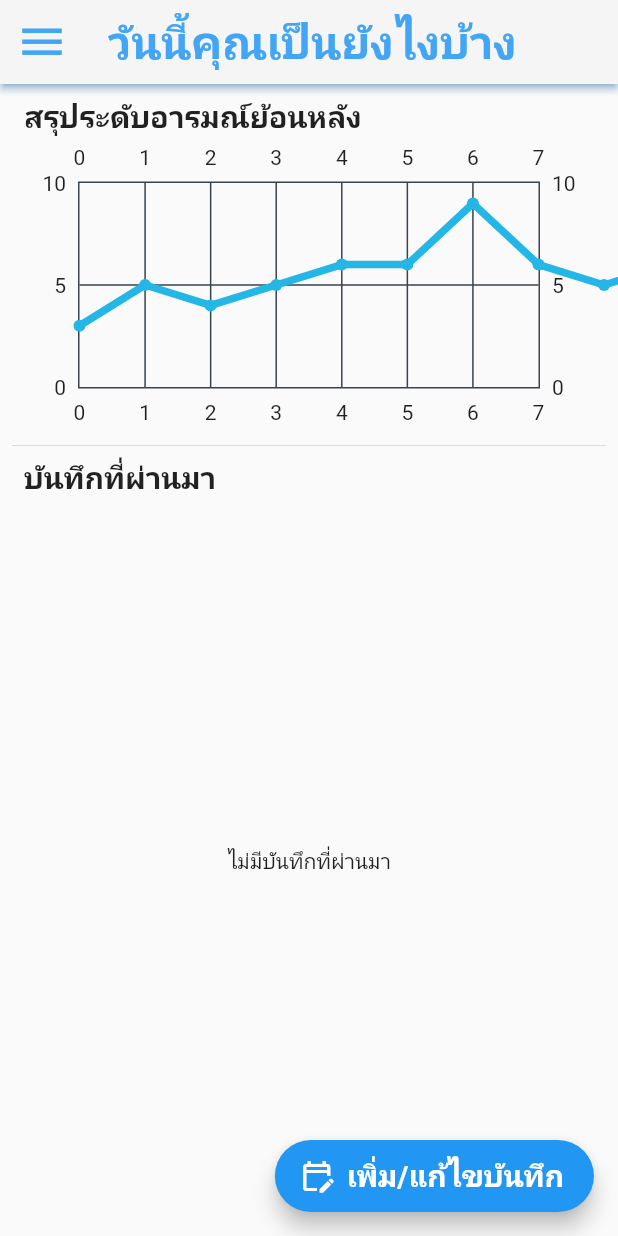
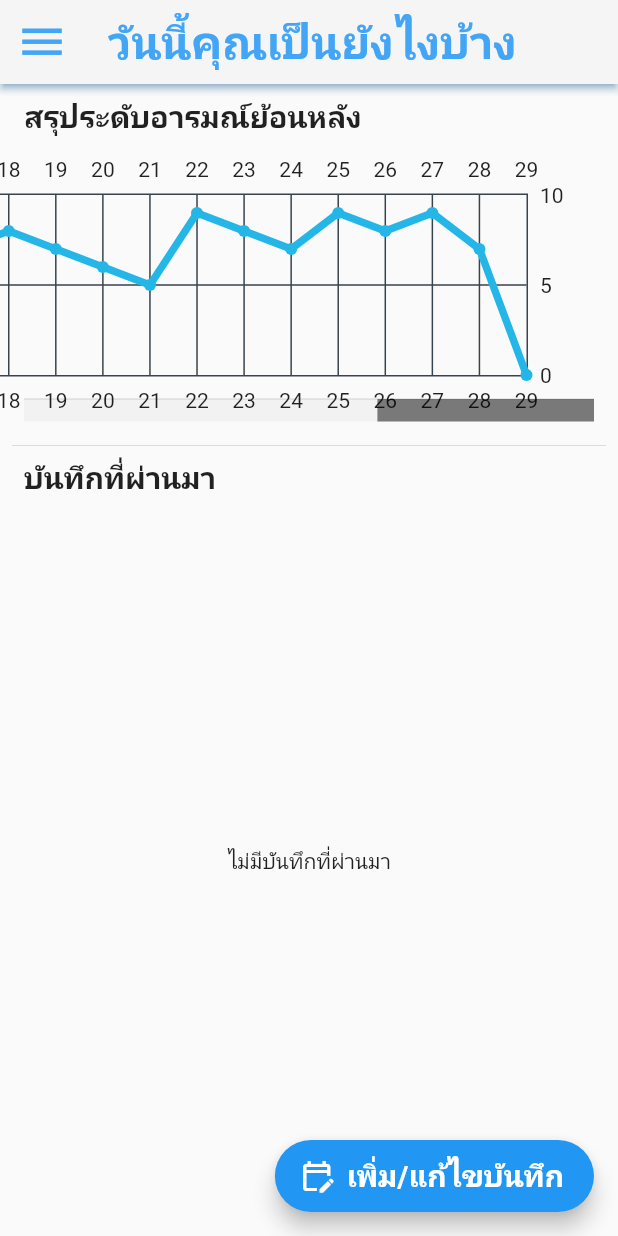
Before and after one commit to Tharamac/mental-monitor, a Flutter app: the screen it shows after launch, after a tap on "เริ่มใช้งาน", on a phone screen of 412 x 824 dp. Run offline on Flutter 3.47's test engine with Material 2 defaults, Android fonts, the phone set to English and light mode, and no system bars; drawn by our look-alikes of fl_chart; our stand-ins replace bloc, dartz, equatable, flutter_bloc, flutter_local_notifications, google_fonts and 3 more; missing offline and left inert: cron, duration, excel, flutter_email_sender, mailer.

Commit message:
[graph] scrollable chart

```diff
--- a/lib/pages/home_page.dart
+++ b/lib/pages/home_page.dart
@@ -136,15 +136,41 @@ class _HomePageState extends State<HomePage> {
                 ),
 
                 // if(state.todayRecord )
+                // todo:: (can weekend)
+                // - wednesday :: put real data
+                // - thursday :: axis decoration
+
                 AspectRatio(
-                    aspectRatio: 2,
-                    child: ZoomableChart(
-                        maxX: 7,
-                        builder: (minX, maxX) {
-                          return LineChartWidget(minX, maxX);
-                        })),
-
-                // Flexible(flex: 2, child: _buildTodayRecord(state)),
+                  aspectRatio: 2,
+                  //     child: ZoomableChart(
+                  //         maxX: 7,
+                  //         builder: (minX, maxX) {
+                  child: Padding(
+                    padding: const EdgeInsets.all(8.0),
+                    child: Scrollbar(
+                      thickness: 15,
+                      trackVisibility: true,
+                      thumbVisibility: true,
+                      scrollbarOrientation: ScrollbarOrientation.bottom,
+                      // controller: _firstController,
+                      child: SingleChildScrollView(
+                        reverse: true,
+                        clipBehavior: Clip.none,
+                        padding: EdgeInsets.zero,
+                        physics: BouncingScrollPhysics(),
+                        scrollDirection: Axis.horizontal,
+                        child: SizedBox(
+                            width: 1000,
+                            // color: Colors.amber,
+                            child: LineChartWidget(0, 29)),
+                        // }),
+                      ),
+                    ),
+                  ),
+                ),
+                // AspectRatio(
+                // aspectRatio: 2,
+                // child: _buildTodayRecord(state)),
                 // Flexible(
                 //   child: SingleChildScrollView(
                 //     child: Text(),
```
